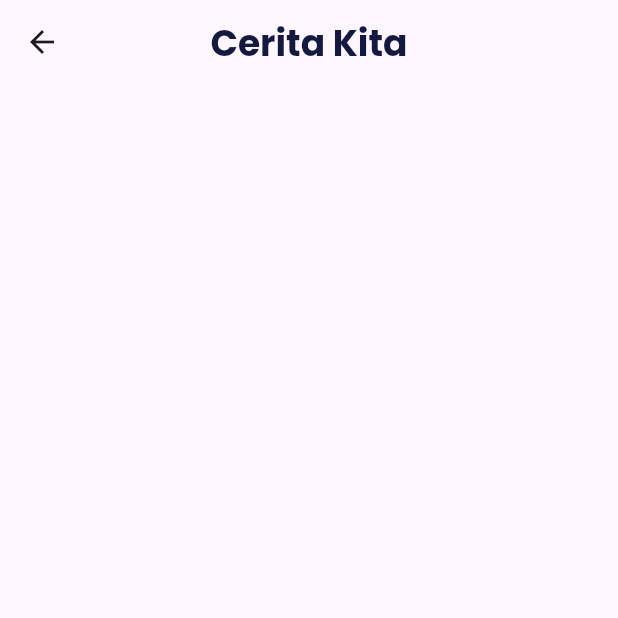
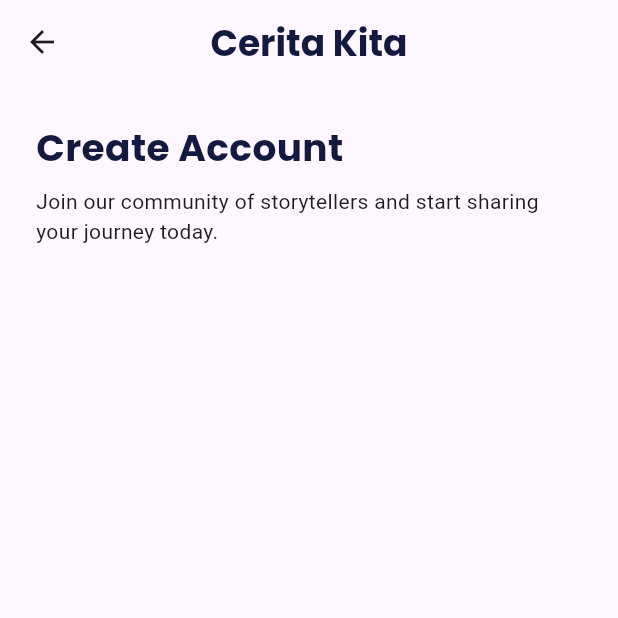
Before and after one commit to AchmadRijalu/ceritakita, a Flutter app: the screen it shows after launch, after a tap on "Register", on a phone screen of 412 x 824 dp, the top half of it. Run offline on Flutter 3.47's test engine with Material 3 defaults, Android fonts, the phone set to English and light mode, and no system bars; our stand-ins replace another_flushbar, get_it, go_router, google_fonts; accounts and stored records are empty.

Commit message:
feat: initial commit register

```diff
--- a/lib/injection/injection.dart
+++ b/lib/injection/injection.dart
@@ -0,0 +1,10 @@
+import 'package:ceritakita/providers/auth_provider.dart';
+import 'package:ceritakita/services/auth_repository.dart';
+import 'package:get_it/get_it.dart';
+
+final sl = GetIt.instance;
+
+void setupInjection() {
+  sl.registerLazySingleton(() => AuthRepository());
+  sl.registerFactory(() => AuthProvider(authRepository: sl()));
+}
--- a/lib/main.dart
+++ b/lib/main.dart
@@ -1,3 +1,4 @@
+import 'package:ceritakita/injection/injection.dart';
 import 'package:ceritakita/providers/auth_provider.dart';
 import 'package:ceritakita/router/router.dart';
 import 'package:ceritakita/shared/theme.dart';
@@ -6,6 +7,7 @@ import 'package:flutter/services.dart';
 import 'package:provider/provider.dart';
 
 void main() {
+  setupInjection();
   runApp(const MyApp());
 }
 
@@ -19,7 +21,7 @@ class MyApp extends StatelessWidget {
       DeviceOrientation.portraitDown,
     ]);
     return MultiProvider(
-      providers: [ChangeNotifierProvider(create: (_) => AuthProvider())],
+      providers: [ChangeNotifierProvider(create: (_) => sl<AuthProvider>())],
       child: MaterialApp.router(
         debugShowCheckedModeBanner: false,
         title: 'CeritaKita',
--- a/lib/providers/auth_provider.dart
+++ b/lib/providers/auth_provider.dart
@@ -7,8 +7,8 @@ import 'package:flutter/cupertino.dart';
 class AuthProvider extends ChangeNotifier with BaseProvider {
   final AuthRepository _authRepository;
 
-  AuthProvider({AuthRepository? authRepository})
-      : _authRepository = authRepository ?? AuthRepository();
+  AuthProvider({required AuthRepository authRepository})
+    : _authRepository = authRepository;
 
   LoginModel? loginModel;
 
@@ -24,4 +24,16 @@ class AuthProvider extends ChangeNotifier with BaseProvider {
         setFailure(message);
     }
   }
+
+  Future<void> fetchRegister(String name, String email, String password) async {
+    setLoading();
+    final result = await _authRepository.fetchRegister(name, email, password);
+
+    switch (result) {
+      case Success(:final data):
+        setSuccess();
+      case Failure(:final message):
+        setFailure(message);
+    }
+  }
 }
--- a/lib/views/register_view.dart
+++ b/lib/views/register_view.dart
@@ -1,4 +1,5 @@
 part of 'views.dart';
+
 class RegisterView extends StatefulWidget {
   static const appRoute = '/register';
   const RegisterView({super.key});
@@ -18,7 +19,22 @@ class _RegisterViewState extends State<RegisterView> {
           style: blackTextStyle.copyWith(fontSize: 24, fontWeight: bold),
         ),
       ),
-      body: SingleChildScrollView(child: Column(children: [])),
+      body: SingleChildScrollView(
+        padding: const EdgeInsets.all(24),
+        child: Column(
+          crossAxisAlignment: CrossAxisAlignment.start,
+          children: [
+            Text(
+              "Create Account",
+              style: blackTextStyle.copyWith(fontWeight: bold, fontSize: 25),
+            ),
+            const SizedBox(height: 8),
+            Text(
+              "Join our community of storytellers and start sharing your journey today.",
+            ),
+          ],
+        ),
+      ),
     );
   }
 }
```
Also changed, not shown: lib/services/auth_repository.dart (+25 -1 lines), pubspec.lock.
